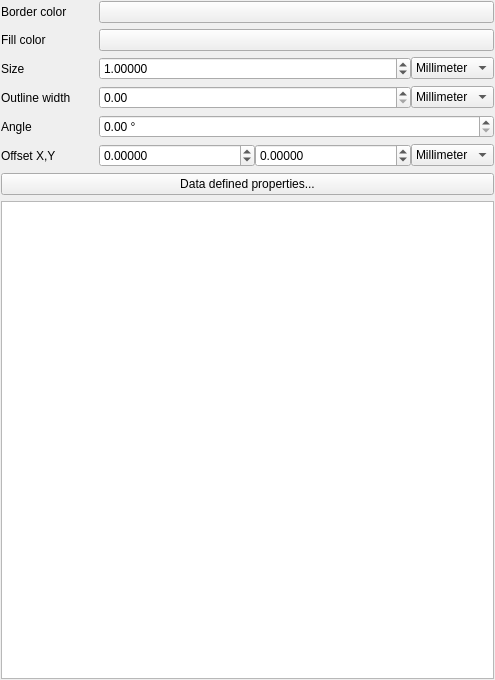
First picture: the form in src/ui/symbollayer/widget_simplemarker.ui, repository qgis/QGIS, before the edit.
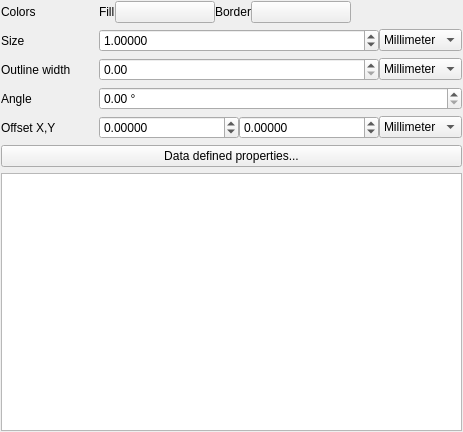
Second picture: the form after the edit. Custom widgets are drawn as their Qt base class.

```diff
--- a/src/ui/symbollayer/widget_simplemarker.ui
+++ b/src/ui/symbollayer/widget_simplemarker.ui
@@ -6,8 +6,8 @@
    <rect>
     <x>0</x>
     <y>0</y>
-    <width>495</width>
-    <height>680</height>
+    <width>463</width>
+    <height>432</height>
    </rect>
   </property>
   <property name="windowTitle">
@@ -19,24 +19,177 @@
    </property>
    <item row="0" column="0">
     <layout class="QFormLayout" name="formLayout_2">
+     <property name="fieldGrowthPolicy">
+      <enum>QFormLayout::AllNonFixedFieldsGrow</enum>
+     </property>
+     <property name="labelAlignment">
+      <set>Qt::AlignLeading|Qt::AlignLeft|Qt::AlignTop</set>
+     </property>
      <property name="horizontalSpacing">
       <number>28</number>
      </property>
-     <item row="5" column="0">
-      <widget class="QLabel" name="label_5">
+     <item row="0" column="1">
+      <layout class="QHBoxLayout" name="horizontalLayout_2">
+       <item>
+        <widget class="QLabel" name="label_2">
+         <property name="text">
+          <string>Fill</string>
+         </property>
+        </widget>
+       </item>
+       <item>
+        <widget class="QgsColorButton" name="btnChangeColorFill">
+         <property name="minimumSize">
+          <size>
+           <width>100</width>
+           <height>0</height>
+          </size>
+         </property>
+         <property name="maximumSize">
+          <size>
+           <width>100</width>
+           <height>16777215</height>
+          </size>
+         </property>
+         <property name="text">
+          <string/>
+         </property>
+        </widget>
+       </item>
+       <item>
+        <widget class="QLabel" name="label">
+         <property name="sizePolicy">
+          <sizepolicy hsizetype="Maximum" vsizetype="Preferred">
+           <horstretch>0</horstretch>
+           <verstretch>0</verstretch>
+          </sizepolicy>
+         </property>
+         <property name="text">
+          <string>Border</string>
+         </property>
+        </widget>
+       </item>
+       <item>
+        <widget class="QgsColorButton" name="btnChangeColorBorder">
+         <property name="minimumSize">
+          <size>
+           <width>100</width>
+           <height>0</height>
+          </size>
+         </property>
+         <property name="maximumSize">
+          <size>
+           <width>100</width>
+           <height>16777215</height>
+          </size>
+         </property>
+         <property name="text">
+          <string/>
+         </property>
+        </widget>
+       </item>
+       <item>
+        <spacer name="horizontalSpacer">
+         <property name="orientation">
+          <enum>Qt::Horizontal</enum>
+         </property>
+         <property name="sizeHint" stdset="0">
+          <size>
+           <width>0</width>
+           <height>20</height>
+          </size>
+         </property>
+        </spacer>
+       </item>
+      </layout>
+     </item>
+     <item row="1" column="0">
+      <widget class="QLabel" name="label_3">
        <property name="text">
-        <string>Offset X,Y</string>
+        <string>Size</string>
        </property>
       </widget>
      </item>
-     <item row="4" column="0">
+     <item row="1" column="1">
+      <layout class="QHBoxLayout" name="horizontalLayout_3">
+       <item>
+        <widget class="QDoubleSpinBox" name="spinSize">
+         <property name="sizePolicy">
+          <sizepolicy hsizetype="Minimum" vsizetype="Fixed">
+           <horstretch>1</horstretch>
+           <verstretch>0</verstretch>
+          </sizepolicy>
+         </property>
+         <property name="decimals">
+          <number>5</number>
+         </property>
+         <property name="maximum">
+          <double>100000.000000000000000</double>
+         </property>
+         <property name="value">
+          <double>1.000000000000000</double>
+         </property>
+        </widget>
+       </item>
+       <item>
+        <widget class="QComboBox" name="mSizeUnitComboBox">
+         <item>
+          <property name="text">
+           <string>Millimeter</string>
+          </property>
+         </item>
+         <item>
+          <property name="text">
+           <string>Map unit</string>
+          </property>
+         </item>
+        </widget>
+       </item>
+      </layout>
+     </item>
+     <item row="2" column="0">
+      <widget class="QLabel" name="mOutlineWidthLabel">
+       <property name="text">
+        <string>Outline width</string>
+       </property>
+      </widget>
+     </item>
+     <item row="2" column="1">
+      <layout class="QHBoxLayout" name="horizontalLayout_4">
+       <item>
+        <widget class="QDoubleSpinBox" name="mOutlineWidthSpinBox">
+         <property name="sizePolicy">
+          <sizepolicy hsizetype="Minimum" vsizetype="Fixed">
+           <horstretch>1</horstretch>
+           <verstretch>0</verstretch>
+          </sizepolicy>
+         </property>
+        </widget>
+       </item>
+       <item>
+        <widget class="QComboBox" name="mOutlineWidthUnitComboBox">
+         <item>
+          <property name="text">
+           <string>Millimeter</string>
+          </property>
+         </item>
+         <item>
+          <property name="text">
+           <string>Map unit</string>
+          </property>
+         </item>
+        </widget>
+       </item>
+      </layout>
+     </item>
+     <item row="3" column="0">
       <widget class="QLabel" name="label_4">
        <property name="text">
         <string>Angle</string>
        </property>
       </widget>
      </item>
-     <item row="4" column="1">
+     <item row="3" column="1">
       <widget class="QDoubleSpinBox" name="spinAngle">
        <property name="suffix">
         <string> °</string>
@@ -52,7 +205,14 @@
        </property>
       </widget>
      </item>
-     <item row="5" column="1">
+     <item row="4" column="0">
+      <widget class="QLabel" name="label_5">
+       <property name="text">
+        <string>Offset X,Y</string>
+       </property>
+      </widget>
+     </item>
+     <item row="4" column="1">
       <layout class="QHBoxLayout" name="horizontalLayout">
        <item>
         <widget class="QDoubleSpinBox" name="spinOffsetX">
@@ -102,7 +262,7 @@
        </item>
       </layout>
      </item>
-     <item row="6" column="0" colspan="2">
+     <item row="5" column="0" colspan="2">
       <widget class="QPushButton" name="mDataDefinedPropertiesButton">
        <property name="sizePolicy">
         <sizepolicy hsizetype="Minimum" vsizetype="Fixed">
@@ -115,110 +275,10 @@
        </property>
       </widget>
      </item>
-     <item row="3" column="0">
-      <widget class="QLabel" name="mOutlineWidthLabel">
-       <property name="text">
-        <string>Outline width</string>
-       </property>
-      </widget>
-     </item>
-     <item row="3" column="1">
-      <layout class="QHBoxLayout" name="horizontalLayout_4">
-       <item>
-        <widget class="QDoubleSpinBox" name="mOutlineWidthSpinBox">
-         <property name="sizePolicy">
-          <sizepolicy hsizetype="Minimum" vsizetype="Fixed">
-           <horstretch>1</horstretch>
-           <verstretch>0</verstretch>
-          </sizepolicy>
-         </property>
-        </widget>
-       </item>
-       <item>
-        <widget class="QComboBox" name="mOutlineWidthUnitComboBox">
-         <item>
-          <property name="text">
-           <string>Millimeter</string>
-          </property>
-         </item>
-         <item>
-          <property name="text">
-           <string>Map unit</string>
-          </property>
-         </item>
-        </widget>
-       </item>
-      </layout>
-     </item>
-     <item row="2" column="0">
-      <widget class="QLabel" name="label_3">
-       <property name="text">
-        <string>Size</string>
-       </property>
-      </widget>
-     </item>
-     <item row="2" column="1">
-      <layout class="QHBoxLayout" name="horizontalLayout_3">
-       <item>
-        <widget class="QDoubleSpinBox" name="spinSize">
-         <property name="sizePolicy">
-          <sizepolicy hsizetype="Minimum" vsizetype="Fixed">
-           <horstretch>1</horstretch>
-           <verstretch>0</verstretch>
-          </sizepolicy>
-         </property>
-         <property name="decimals">
-          <number>5</number>
-         </property>
-         <property name="maximum">
-          <double>100000.000000000000000</double>
-         </property>
-         <property name="value">
-          <double>1.000000000000000</double>
-         </property>
-        </widget>
-       </item>
-       <item>
-        <widget class="QComboBox" name="mSizeUnitComboBox">
-         <item>
-          <property name="text">
-           <string>Millimeter</string>
-          </property>
-         </item>
-         <item>
-          <property name="text">
-           <string>Map unit</string>
-          </property>
-         </item>
-        </widget>
-       </item>
-      </layout>
-     </item>
-     <item row="1" column="0">
-      <widget class="QLabel" name="label_2">
-       <property name="text">
-        <string>Fill color</string>
-       </property>
-      </widget>
-     </item>
-     <item row="1" column="1">
-      <widget class="QgsColorButton" name="btnChangeColorFill">
-       <property name="text">
-        <string/>
-       </property>
-      </widget>
-     </item>
      <item row="0" column="0">
-      <widget class="QLabel" name="label">
+      <widget class="QLabel" name="label_6">
        <property name="text">
-        <string>Border color</string>
-       </property>
-      </widget>
-     </item>
-     <item row="0" column="1">
-      <widget class="QgsColorButton" name="btnChangeColorBorder">
-       <property name="text">
-        <string/>
+        <string>Colors</string>
        </property>
       </widget>
      </item>
```
